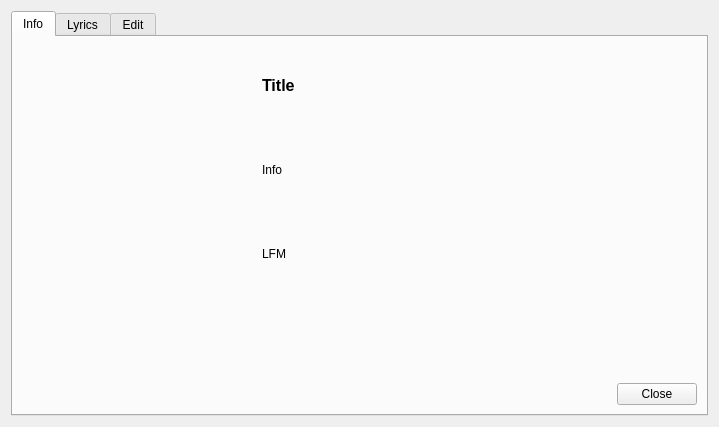
Qt form branches/sayonara-600/GUI/InfoDialog/GUI_InfoDialog.ui (shahid334/sayonara-player) before a commit.
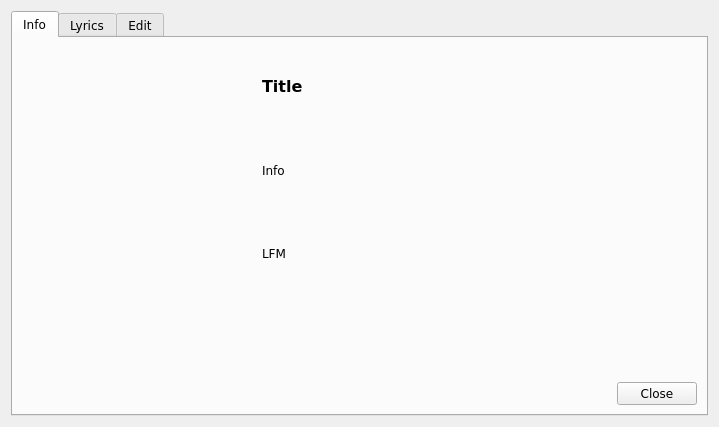
The same form after that commit. The open tabs and pages were chosen to show the change.

The edit to the form file:
```diff
--- a/branches/sayonara-600/GUI/InfoDialog/GUI_InfoDialog.ui
+++ b/branches/sayonara-600/GUI/InfoDialog/GUI_InfoDialog.ui
@@ -24,6 +24,7 @@
      </property>
      <property name="font">
       <font>
+       <family>DejaVu Sans</family>
        <kerning>true</kerning>
       </font>
      </property>
@@ -67,6 +68,11 @@
            <verstretch>0</verstretch>
           </sizepolicy>
          </property>
+         <property name="font">
+          <font>
+           <family>DejaVu Sans</family>
+          </font>
+         </property>
          <property name="text">
           <string>Info</string>
          </property>
@@ -83,6 +89,11 @@
            <verstretch>0</verstretch>
           </sizepolicy>
          </property>
+         <property name="font">
+          <font>
+           <family>DejaVu Sans</family>
+          </font>
+         </property>
          <property name="text">
           <string>LFM</string>
          </property>
@@ -99,6 +110,11 @@
            <verstretch>0</verstretch>
           </sizepolicy>
          </property>
+         <property name="font">
+          <font>
+           <family>DejaVu Sans</family>
+          </font>
+         </property>
          <property name="text">
           <string/>
          </property>
@@ -111,6 +127,11 @@
         <layout class="QVBoxLayout" name="verticalLayout">
          <item>
           <spacer name="verticalSpacer_2">
+           <property name="font">
+            <font>
+             <family>DejaVu Sans</family>
+            </font>
+           </property>
            <property name="orientation">
             <enum>Qt::Vertical</enum>
            </property>
@@ -155,6 +176,11 @@
          </item>
          <item>
           <spacer name="verticalSpacer">
+           <property name="font">
+            <font>
+             <family>DejaVu Sans</family>
+            </font>
+           </property>
            <property name="orientation">
             <enum>Qt::Vertical</enum>
            </property>
@@ -170,6 +196,11 @@
        </item>
        <item row="4" column="2">
         <widget class="QPushButton" name="btn_close1">
+         <property name="font">
+          <font>
+           <family>DejaVu Sans</family>
+          </font>
+         </property>
          <property name="focusPolicy">
           <enum>Qt::NoFocus</enum>
          </property>
@@ -180,6 +211,11 @@
        </item>
        <item row="4" column="1">
         <spacer name="horizontalSpacer_2">
+         <property name="font">
+          <font>
+           <family>DejaVu Sans</family>
+          </font>
+         </property>
          <property name="orientation">
           <enum>Qt::Horizontal</enum>
          </property>
@@ -201,6 +237,7 @@
          </property>
          <property name="font">
           <font>
+           <family>DejaVu Sans</family>
            <pointsize>12</pointsize>
            <weight>75</weight>
            <bold>true</bold>
```
Left out of the diff: 5 changed lines with no effect on the pictures.
